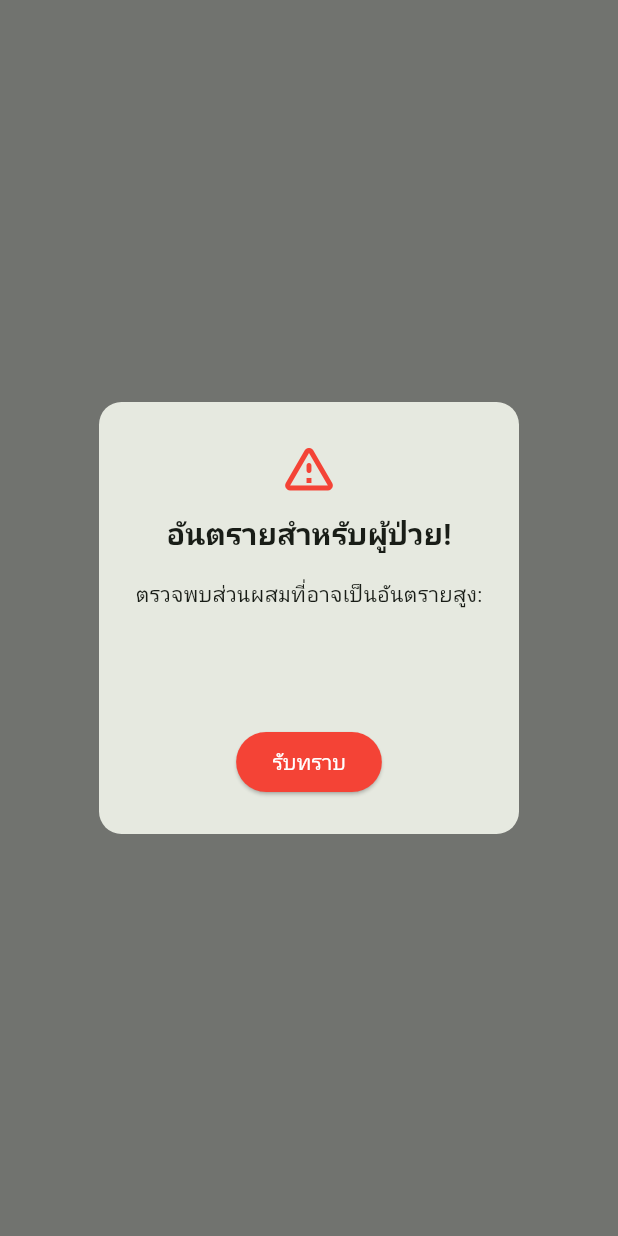
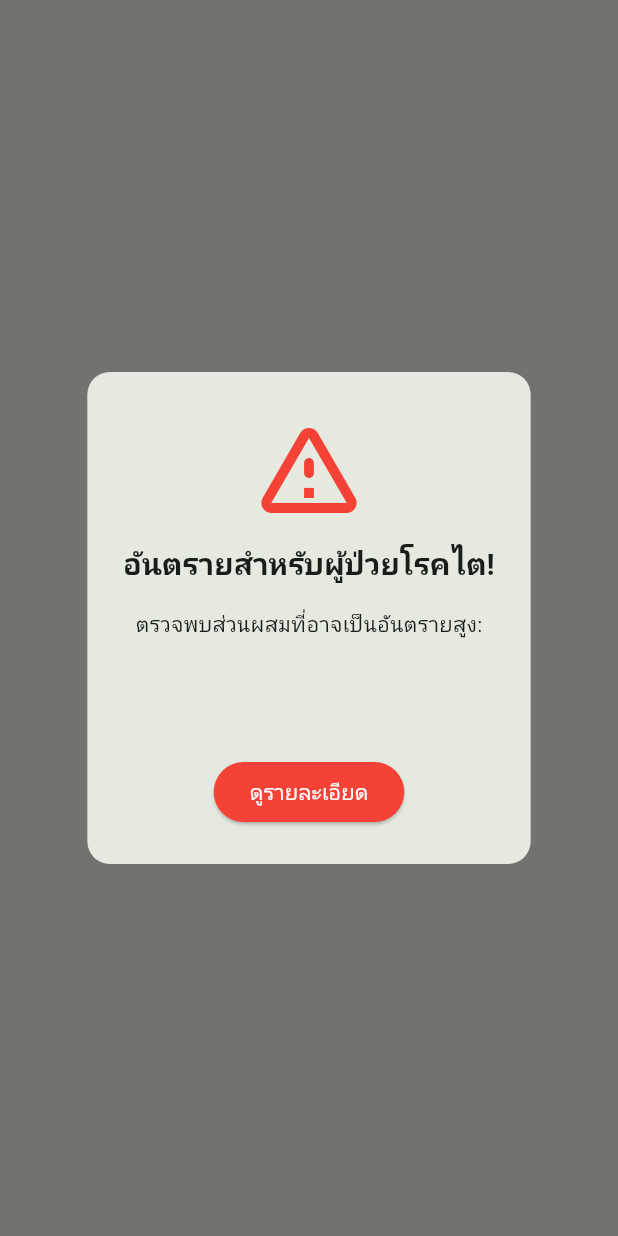
Before and after one commit to PharmaLink-Dev/Flutter-Mobile, a Flutter app: what showWarningDialog() shows on an empty page, opened directly with empty values, on a phone screen of 412 x 824 dp. Run offline on Flutter 3.47's test engine with Material 3 defaults, Android fonts, the phone set to English and light mode, and no system bars; our stand-ins replace camera, flutter_dotenv, font_awesome_flutter, go_router, hive, hive_flutter and 2 more; missing offline and left inert: crop_your_image, google_mlkit_text_recognition; accounts and stored records are empty.

Commit message:
feat: warning dialog

```diff
--- a/app/lib/features/ingredient/presentation/widgets/warning_dialog.dart
+++ b/app/lib/features/ingredient/presentation/widgets/warning_dialog.dart
@@ -3,7 +3,6 @@ import '../../../../shared/app_colors.dart';
 
 void showWarningDialog(
   BuildContext context, {
-  required String diseaseName,
   required List<String> riskyIngredients,
   String? customMessage,
 }) {
@@ -18,11 +17,11 @@ void showWarningDialog(
               const Icon(
                 Icons.warning_amber_rounded,
                 color: AppColors.red,
-                size: 40,
+                size: 80,
               ),
               const SizedBox(height: 10),
               Text(
-                'อันตรายสำหรับผู้ป่วย$diseaseName!',
+                'อันตรายสำหรับผู้ป่วยโรคไต!',
                 textAlign: TextAlign.center,
                 style: const TextStyle(
                   fontWeight: FontWeight.bold,
@@ -47,7 +46,7 @@ void showWarningDialog(
             const SizedBox(height: 10),
             Text(
               customMessage ??
-                  'ส่วนผสมเหล่านี้อาจส่งผลเสียต่อผู้ป่วย$diseaseName\nกรุณาปรึกษาแพทย์',
+                  'ส่วนผสมเหล่านี้อาจส่งผลเสียต่อผู้ป่วยโรคไต\nกรุณาปรึกษาแพทย์',
               textAlign: TextAlign.center,
               style: const TextStyle(fontSize: 12),
             ),
@@ -59,7 +58,7 @@ void showWarningDialog(
               onPressed: () => Navigator.of(context).pop(),
               style: ElevatedButton.styleFrom(backgroundColor: AppColors.red),
               child: const Text(
-                'รับทราบ',
+                'ดูรายละเอียด',
                 style: TextStyle(color: Colors.white),
               ),
             ),
```
Also changed, not shown: app/lib/features/ingredient/presentation/result_Page.dart (+33 -2 lines).
